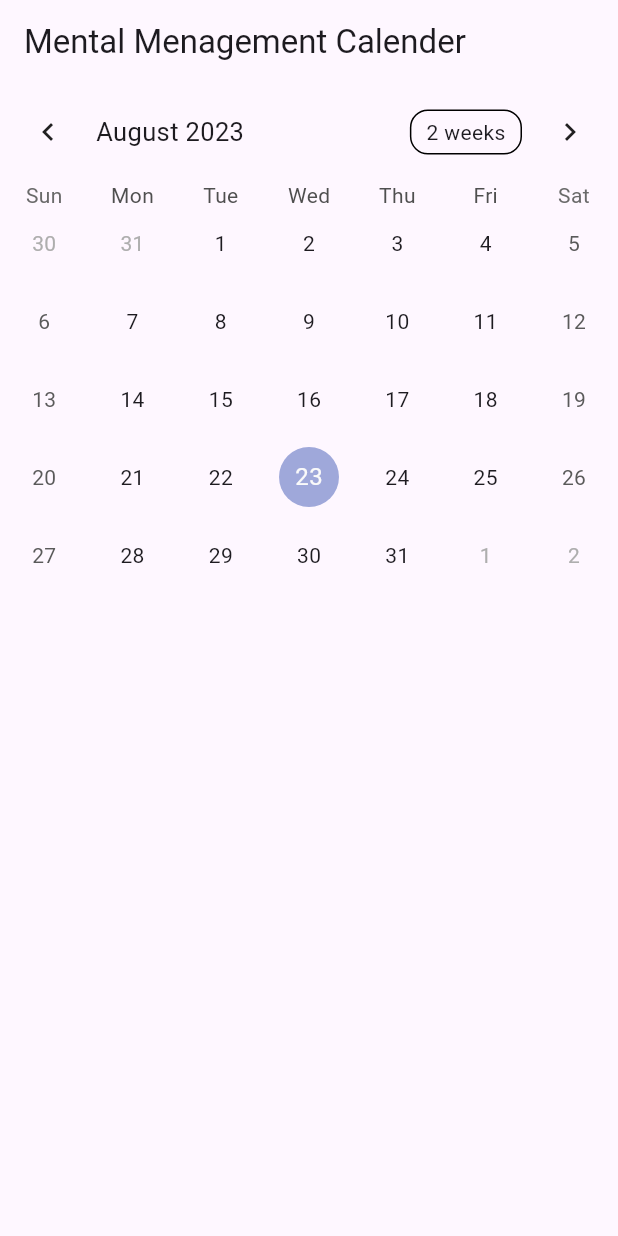
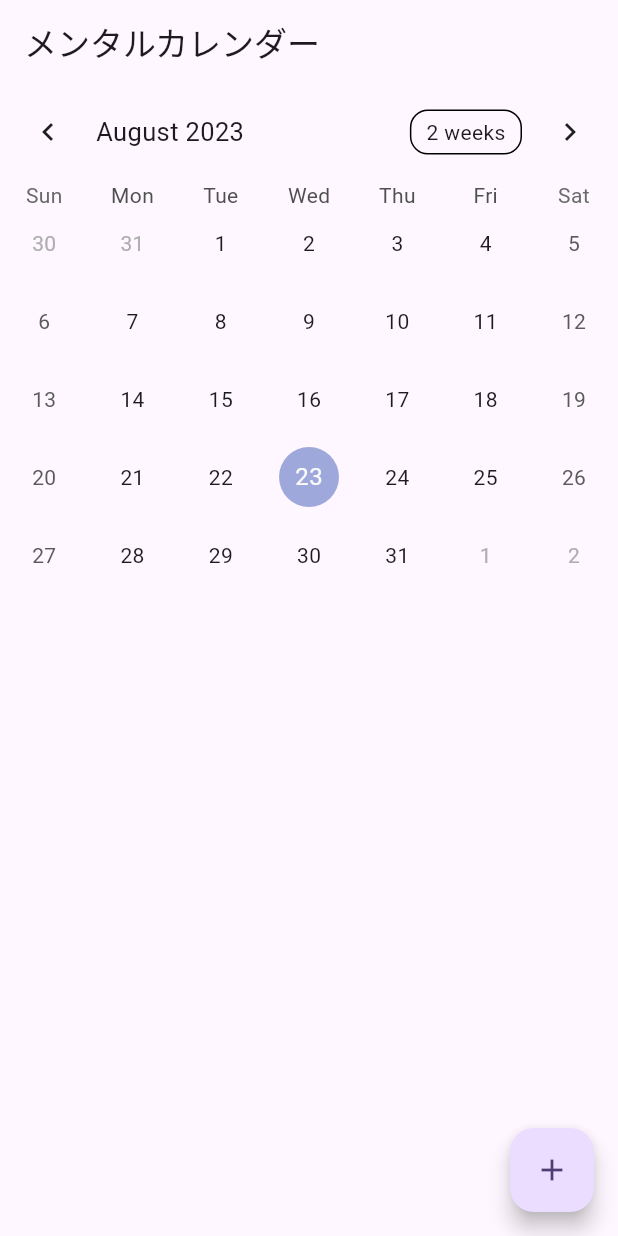
Before and after one commit to tera1994/mental_calendar, a Flutter app: the Calender screen opened directly, on a phone screen of 412 x 824 dp. Run offline on Flutter 3.47's test engine with Material 2 defaults, Android fonts, the phone set to English and light mode, and no system bars; drawn by our look-alikes of table_calendar.

Commit message:
add degree of depression and sleep time input dialog

```diff
--- a/lib/calender.dart
+++ b/lib/calender.dart
@@ -1,7 +1,7 @@
 import 'package:flutter/material.dart';
 import 'package:table_calendar/table_calendar.dart';
-
-
+import 'depression_degree.dart';
+import 'sleep_time.dart';
 
 class Calender extends StatefulWidget {
   @override
@@ -13,33 +13,111 @@ class _Calender extends State<Calender> {
   DateTime _focusedDay = DateTime.now();
   DateTime? _selectedDay;
 
+  Map<DateTime?,List<DepressionDegree>> depressionDegree= {};
+  Map<DateTime?,List<SleepTime>> sleepTime= {};
+
+  TextEditingController _depressionDegreeController = TextEditingController();
+  TextEditingController _sleepTimeController = TextEditingController();
+
+
+  late final ValueNotifier<List<DepressionDegree>> _selectedDepressionDegree;
+  late final ValueNotifier<List<SleepTime>> _selectedSleepTime;
+  @override
+  initState(){
+    super.initState();
+    _selectedDay = null;
+    _selectedDepressionDegree = ValueNotifier(_getDepressionDegreeForDay(_selectedDay));
+    _selectedSleepTime = ValueNotifier(_getSleepTimeForDay(_selectedDay));
+  }
+  List<DepressionDegree> _getDepressionDegreeForDay(DateTime? day){
+    return depressionDegree[day] ?? [];
+  }
+
+   List<SleepTime> _getSleepTimeForDay(DateTime? day){
+    return sleepTime[day] ?? [];
+  }
   @override
   Widget build(BuildContext context) {
     return Scaffold(
       appBar: AppBar(
-        title: Text('Mental Menagement Calender'),
+        title: Text('メンタルカレンダー'),
       ),
-      body: TableCalendar(
+      floatingActionButton: FloatingActionButton(
+        onPressed: () {
+          showDialog(context: context, builder: (context){
+            if (_selectedDay == null){
+              return AlertDialog(
+                scrollable: true,
+                content: Padding(
+                  padding: EdgeInsets.all(8),
+                  child: Text("日にちを選択してください"),
+                ),);
+            }
+
+            return AlertDialog(
+              scrollable:  true,
+              //itle: Text('落ち込み度'),
+              content: Padding(
+                padding: EdgeInsets.all(8),
+                child: Column(
+                  children: [
+                    Text('落ち込み度'),
+                    TextField(
+                    keyboardType: TextInputType.number,
+                    controller: _depressionDegreeController,
+                    ),
+                    Padding(padding: EdgeInsets.all(16)),
+                    Text('睡眠時間 [hour]'),
+                    TextField(
+                    keyboardType: TextInputType.number,
+                    controller: _sleepTimeController,
+                    )
+                  ],
+                )
+
+              ),
+              actions: [
+                ElevatedButton(onPressed: (){
+                  depressionDegree.addAll({
+                    _selectedDay: [DepressionDegree(_depressionDegreeController.text)]
+                  });
+                  sleepTime.addAll({
+                    _selectedDay: [SleepTime(_sleepTimeController.text)]
+                  });
+                  Navigator.of(context).pop();
+                  setState(() {
+                    _selectedDepressionDegree.value = _getDepressionDegreeForDay(_selectedDay);
+                    _selectedSleepTime.value = _getSleepTimeForDay(_selectedDay);
+                  });
+
+
+
+                }, child: Text("OK")),
+              ],
+            );
+
+          });
+        },
+        child: Icon(Icons.add),
+      ),
+      body: Column(
+        children: [
+          TableCalendar(
             firstDay: DateTime(_focusedDay.year, _focusedDay.month - 3, _focusedDay.day),
             lastDay: DateTime(_focusedDay.year, _focusedDay.month + 3, _focusedDay.day),
             focusedDay: _focusedDay,
             calendarFormat: _calendarFormat,
+            eventLoader: _getDepressionDegreeForDay,
             selectedDayPredicate: (day) {
-          // Use `selectedDayPredicate` to determine which day is currently selected.
-          // If this returns true, then `day` will be marked as selected.
-
-          // Using `isSameDay` is recommended to disregard
-          // the time-part of compared DateTime objects.
               return isSameDay(_selectedDay, day);
             },
             onDaySelected: (selectedDay, focusedDay) {
-          if (!isSameDay(_selectedDay, selectedDay)) {
-            // Call `setState()` when updating the selected day
               setState(() {
                 _selectedDay = selectedDay;
                 _focusedDay = focusedDay;
+                _selectedDepressionDegree.value = _getDepressionDegreeForDay(selectedDay);
+                _selectedSleepTime.value = _getSleepTimeForDay(selectedDay);
               });
-          }
             },
             onFormatChanged: (format) {
               if (_calendarFormat != format) {
@@ -54,6 +132,42 @@ class _Calender extends State<Calender> {
               _focusedDay = focusedDay;
             },
           ),
+          SizedBox(height: 8.00,),
+          Expanded(
+            child: ValueListenableBuilder<List<DepressionDegree>>(valueListenable: _selectedDepressionDegree, builder: (context, value, _){
+              return ListView.builder(itemCount: value.length, itemBuilder: (context, index){
+                 return Container(
+                  margin: EdgeInsets.symmetric(horizontal: 12, vertical: 4),
+                  decoration: BoxDecoration(border:  Border.all(), borderRadius: BorderRadius.circular(12),
+                  ),
+                  child: ListTile(
+                    onTap:  () => print(''),
+                    title: Text('落ち込み度 : ${value[index].degree}'),
+                  ),
+                );
+              });
+
+            }),
+          ),
+          Expanded(
+            child: ValueListenableBuilder<List<SleepTime>>(valueListenable: _selectedSleepTime, builder: (context, value, _){
+              return ListView.builder(itemCount: value.length, itemBuilder: (context, index){
+                 return Container(
+                  margin: EdgeInsets.symmetric(horizontal: 12, vertical: 4),
+                  decoration: BoxDecoration(border:  Border.all(), borderRadius: BorderRadius.circular(12),
+                  ),
+                  child: ListTile(
+                    onTap:  () => print(''),
+                    title: Text('睡眠時間 : ${value[index].time} hour'),
+                  ),
+                );
+              });
+
+            }),
+          ),
+        ],
+      )
+
     );
   }
 }
--- /dev/null
+++ b/lib/depression_degree.dart
@@ -0,0 +1,4 @@
+class DepressionDegree{
+  final String degree;
+  DepressionDegree(this.degree);
+}
--- a/lib/main.dart
+++ b/lib/main.dart
@@ -11,12 +11,12 @@
   @override
   Widget build(BuildContext context) {
     return MaterialApp(
-      title: 'Mental Management',
+      title: 'メンタル管理',
       theme: ThemeData(
         colorScheme: ColorScheme.fromSeed(seedColor: Colors.deepPurple),
         useMaterial3: true,
       ),
-      home: const MyHomePage(title: 'Mental Management'),
+      home: const MyHomePage(title: 'メンタル管理'),
     );
   }
 }
@@ -34,12 +34,6 @@
 
   @override
   Widget build(BuildContext context) {
-    // This method is rerun every time setState is called, for instance as done
-    // by the _incrementCounter method above.
-    //
-    // The Flutter framework has been optimized to make rerunning build methods
-    // fast, so that you can just rebuild anything that needs updating rather
-    // than having to individually change instances of widgets.
     return Scaffold(
       appBar: AppBar(
         // TRY THIS: Try changing the color here to a specific color (to
--- /dev/null
+++ b/lib/sleep_time.dart
@@ -0,0 +1,4 @@
+class SleepTime{
+  final String time;
+  SleepTime(this.time);
+}
```
Lines whose indentation alone changed are shown as unchanged.
